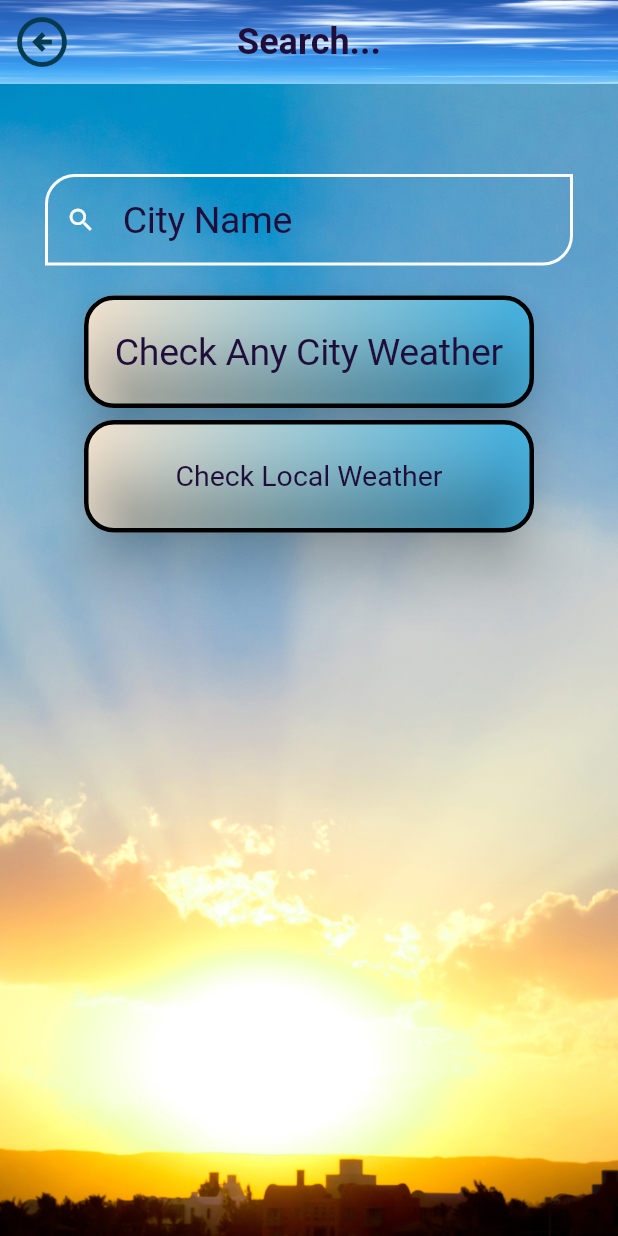
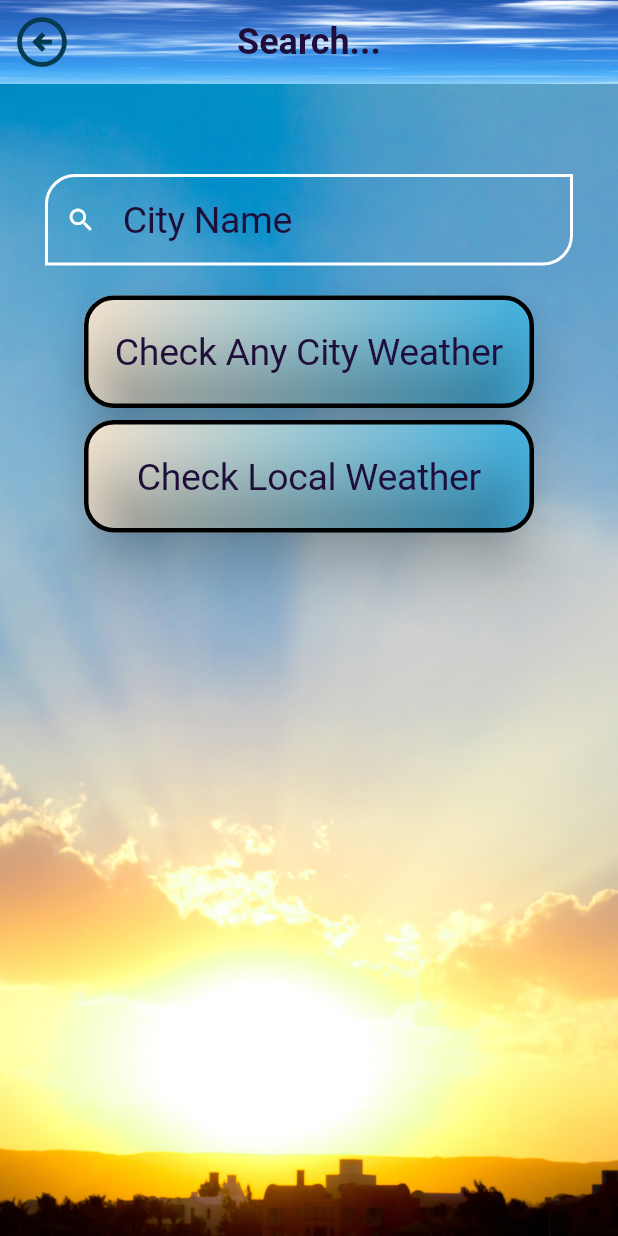
Before and after one commit to AllyTechEngineering/weather_code_exercise, a Flutter app: the SearchPage screen opened directly, on a phone screen of 412 x 824 dp. Run offline on Flutter 3.47's test engine with Material 3 defaults, Android fonts, the light colour scheme and no system bars; our stand-ins replace bloc, equatable, flutter_bloc, flutter_dotenv, geocoding, geolocator and 2 more.

Commit message:
Updates to make the code easy to explain during the interview and deletion of dead code

```diff
--- a/lib/main.dart
+++ b/lib/main.dart
@@ -2,7 +2,7 @@ import 'package:flutter/material.dart';
 import 'package:flutter_bloc/flutter_bloc.dart';
 import 'package:flutter_dotenv/flutter_dotenv.dart';
 import 'package:http/http.dart' as http;
-import 'package:open_weather_stream_bloc/pages/location_page.dart';
+// import 'package:open_weather_stream_bloc/pages/location_page.dart';
 // import 'package:open_weather_stream_bloc/models/weather.dart';
 import 'package:open_weather_stream_bloc/utilities/app_theme_data_class.dart';
 import 'pages/home_page.dart';
--- a/lib/pages/search_page.dart
+++ b/lib/pages/search_page.dart
@@ -1,7 +1,7 @@
 import 'package:flutter/material.dart';
 import 'package:geocoding/geocoding.dart';
 import 'package:geolocator/geolocator.dart';
-import 'package:open_weather_stream_bloc/repositories/weather_repository.dart';
+// import 'package:open_weather_stream_bloc/repositories/weather_repository.dart';
 import '../utilities/constants.dart';
 
 class SearchPage extends StatefulWidget {
@@ -73,18 +73,18 @@ class _SearchPageState extends State<SearchPage> {
                       color: Colors.white,
                       size: 20.0,
                     ),
-                    border: OutlineInputBorder(
-                      borderRadius: BorderRadius.only(
-                        topLeft: Radius.circular(20.0),
-                        topRight: Radius.circular(20.0),
-                        bottomLeft: Radius.circular(20.0),
-                        bottomRight: Radius.circular(20.0),
-                      ),
-                      borderSide: BorderSide(
-                        color: Colors.white,
-                        width: 10.0,
-                      ),
-                    ),
+                    // border: OutlineInputBorder(
+                    //   borderRadius: BorderRadius.only(
+                    //     topLeft: Radius.circular(20.0),
+                    //     topRight: Radius.circular(20.0),
+                    //     bottomLeft: Radius.circular(20.0),
+                    //     bottomRight: Radius.circular(20.0),
+                    //   ),
+                    //   borderSide: BorderSide(
+                    //     color: Colors.white,
+                    //     width: 10.0,
+                    //   ),
+                    // ),
                     enabledBorder: OutlineInputBorder(
                       borderRadius: BorderRadius.only(
                         topLeft: Radius.circular(20.0),
@@ -170,7 +170,7 @@ class _SearchPageState extends State<SearchPage> {
                     onPressed: getCurrentLatAndLon,
                     child: Text(
                       "Check Local Weather",
-                      style: Theme.of(context).textTheme.displaySmall,
+                      style: Theme.of(context).textTheme.displayLarge,
                     ),
                   ),
                 ),
@@ -214,9 +214,6 @@ class _SearchPageState extends State<SearchPage> {
       return false;
     }
     permission = await Geolocator.checkPermission();
-    // new code to stop from asking permission over and over again
-    // permission != LocationPermission.always
-    // if (permission != LocationPermission.always) {
     if (permission == LocationPermission.denied) {
       permission = await Geolocator.requestPermission();
       if (permission == LocationPermission.denied) {
@@ -231,8 +228,6 @@ class _SearchPageState extends State<SearchPage> {
               Text('Location permissions are permanently denied, we cannot request permissions.')));
       return false;
     }
-    // }
-
     return true;
   }
 
@@ -241,14 +236,6 @@ class _SearchPageState extends State<SearchPage> {
     if (!hasPermission) return;
     await Geolocator.getCurrentPosition(desiredAccuracy: LocationAccuracy.high)
         .then((Position position) {
-      // debugPrint('position = ${position.longitude}');
-      // debugPrint('position = ${position.latitude}');
-      // _positionResults = position;
-      double _lat = position.latitude;
-      double _lon = position.longitude;
-      //_latAndLonList[0] = _lat;
-      // _latAndLonList[0] = _lon;
-      //Navigator.pop(context, position);
       setState(() => _currentPosition = position);
       _getAddressFromLatLng(_currentPosition!);
     }).catchError((e) {
@@ -257,7 +244,6 @@ class _SearchPageState extends State<SearchPage> {
   }
 
   Future<void> _getAddressFromLatLng(Position position) async {
-    // debugPrint('In Geocoder which has request limits');
     await placemarkFromCoordinates(_currentPosition!.latitude, _currentPosition!.longitude)
         .then((List<Placemark> placemarks) {
       Placemark place = placemarks[0];
--- a/lib/pages/settings_page.dart
+++ b/lib/pages/settings_page.dart
@@ -45,7 +45,7 @@ class SettingsPage extends StatelessWidget {
                     style: Theme.of(context).textTheme.displayMedium,
                   ),
                   trailing: Switch(
-//The value parameter determines whether the switch is currently in the "on" or "off" state. It is set based on the current state of the TempSettingsBloc. The context.watch method is used to subscribe to changes in the TempSettingsBloc's state, and context.watch<TempSettingsBloc>().state.temperatureUnit retrieves the current temperature unit from the bloc's state. The comparison checks if the current temperature unit is TemperatureUnit.celsiusStatus.
+                    //The value parameter determines whether the switch is currently in the "on" or "off" state. It is set based on the current state of the TempSettingsBloc. The context.watch method is used to subscribe to changes in the TempSettingsBloc's state, and context.watch<TempSettingsBloc>().state.temperatureUnit retrieves the current temperature unit from the bloc's state. The comparison checks if the current temperature unit is TemperatureUnit.celsiusStatus.
                     value: context.watch<TempSettingsBloc>().state.temperatureUnit ==
                         TemperatureUnit.celsiusStatus,
                     onChanged: (_) {
--- a/lib/repositories/weather_repository.dart
+++ b/lib/repositories/weather_repository.dart
@@ -5,17 +5,29 @@ import '../models/weather.dart';
 import '../services/weather_api_services.dart';
 
 class WeatherRepository {
-  final WeatherApiServices weatherApiServices;
+  // Required parameterized constructor that takes an instance of WeatherApiServices. This dependency injection allows the repository to use the external service for fetching weather data.
+  final WeatherApiServices weatherApiServices; //in weather_api_services.dart
   WeatherRepository({
     required this.weatherApiServices,
   });
 
+  // get weather data by city
+  // Note that OpenWeatherMap is deprecating acquiring weather by city name, zip codes or city ID.
+  // Instead, they suggest that you use their geocoding API with a city to get lat and lon via their API
+  // Here is an example to get the lat and lon for Dubai:
+  // https://api.openweathermap.org/geo/1.0/direct?q=Dubai&limit=1&appid= API key not shown.
+  // The response included that lat and lon.
+  // Now I request the weather for Dubai and here is and example of that call:
+  // https://api.openweathermap.org/data/2.5/weather?lat=25.2653471&lon=55.2924914&units=metric&appid=
+  // lat and lon are now used in the API to get the weather information for the city requested.
   Future<Weather> fetchWeather(String city) async {
     try {
+      // gets the city lat and lon
       final DirectGeocoding directGeocoding = await weatherApiServices.getDirectGeocoding(city);
-
+      // uses the lat and lon of the city to get the weather
       final Weather tempWeather = await weatherApiServices.getWeather(directGeocoding);
 
+      // adds the updated city and country - why only these two properties?
       final Weather weather = tempWeather.copyWith(
         nameWeather: directGeocoding.nameProperty,
         countryWeather: directGeocoding.countryProperty,
--- a/lib/services/weather_api_services.dart
+++ b/lib/services/weather_api_services.dart
@@ -15,9 +15,10 @@ class WeatherApiServices {
   });
 
   Future<DirectGeocoding> getDirectGeocoding(String city) async {
+    //URI stands for Uniform Resource Identifier.
     final Uri uri = Uri(
       scheme: 'https',
-      host: kApiHost,
+      host: kApiHost, //in constant.dart file
       path: '/geo/1.0/direct',
       queryParameters: {
         'q': city,
@@ -25,7 +26,7 @@ class WeatherApiServices {
         'appid': dotenv.env['APPID'],
       },
     );
-
+    debugPrint('URI = $uri');
     try {
       final http.Response response = await httpClient.get(uri);
 
```
Also changed, not shown: lib/pages/home_page.dart (+9 -1 lines), lib/pages/location_page.dart (deleted, +0 -97 lines), 1 other file.
